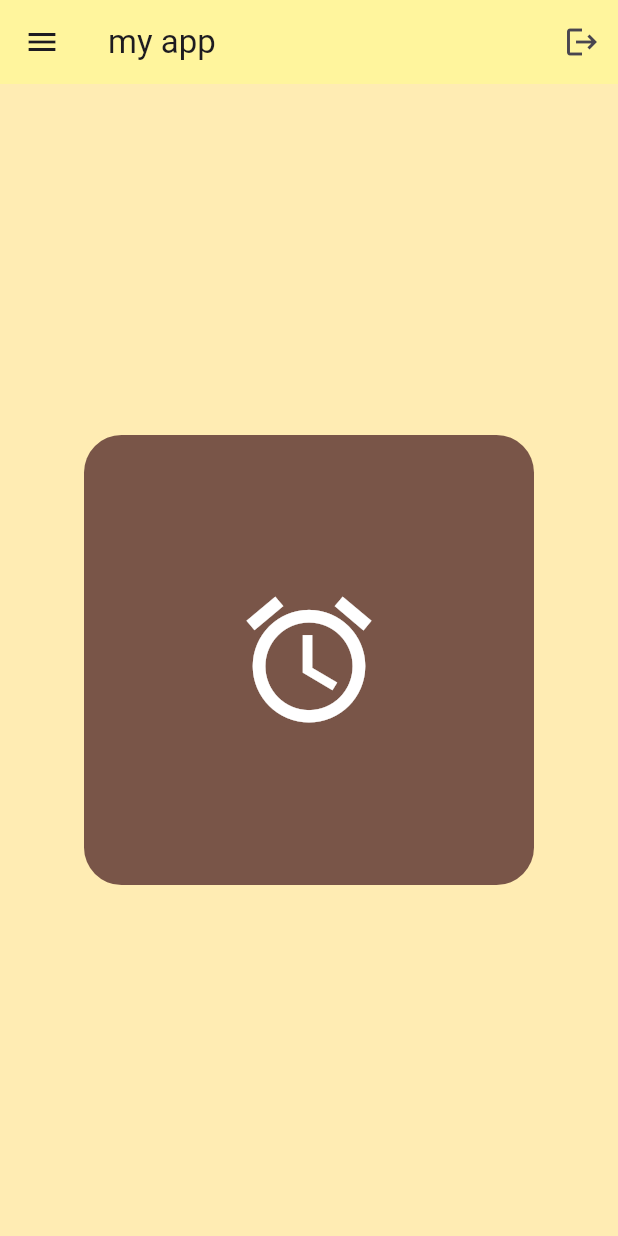
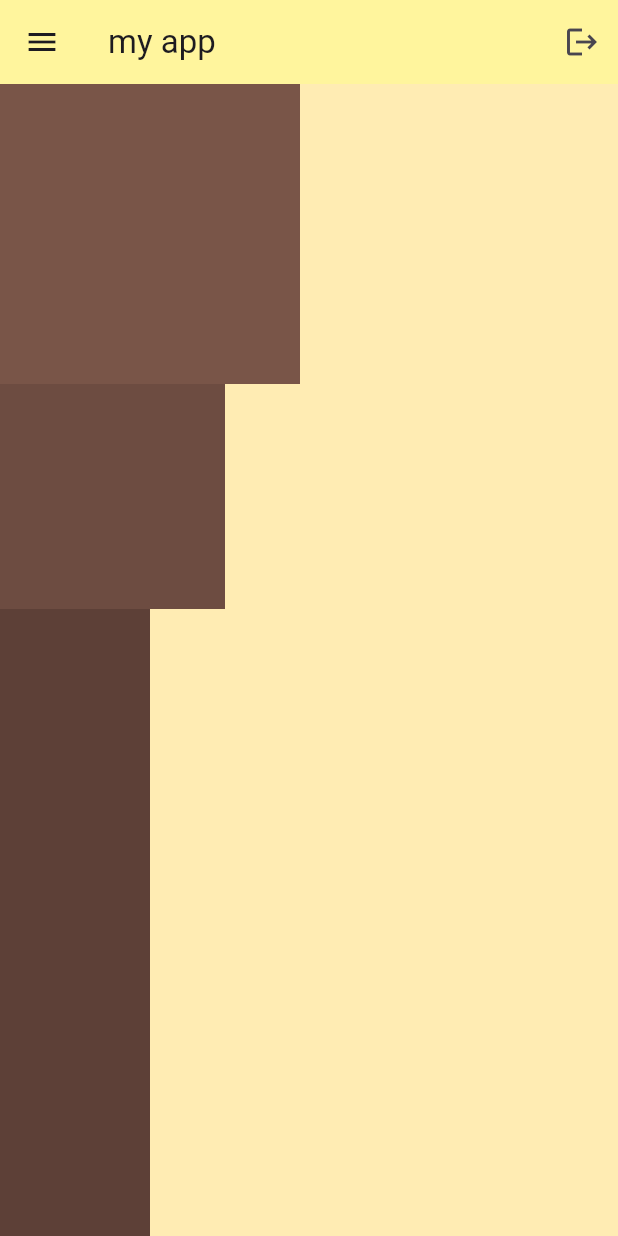
Before and after one commit to mirfan777/basic_flutter, a Flutter app: the screen it shows after launch, on a phone screen of 412 x 824 dp. Run offline on Flutter 3.47's test engine with Material 3 defaults, Android fonts, the phone set to English and light mode, and no system bars.

Commit message:
column/row

```diff
--- a/lib/main.dart
+++ b/lib/main.dart
@@ -25,22 +25,27 @@ class MyApp extends StatelessWidget {
             }, icon: Icon(Icons.logout))
           ],
         ),
-        body: Center(
-          child: Container(
-            height: 300,
-            width: 300,
-            decoration: BoxDecoration(
+        body: Column(
+          mainAxisAlignment : MainAxisAlignment.center,
+          crossAxisAlignment: CrossAxisAlignment.start,
+          children: [
+            Container(
+              height: 200,
+              width: 200,
               color: Colors.brown,
-              borderRadius: BorderRadius.circular(25)
             ),
-            padding: EdgeInsets.all(25),
-            child: Icon(
-              Icons.access_alarm,
-              color: Colors.white,
-              size: 100,
+            Container(
+              height: 150,
+              width: 150,
+              color: Colors.brown[600],
+            ),
+            Expanded(
+              child: Container(
+                width: 100,
+                color: Colors.brown[700],
+              ),
             )
-        )),
-      ),
-    );
+          ],)
+        ));
   }
 }
```
